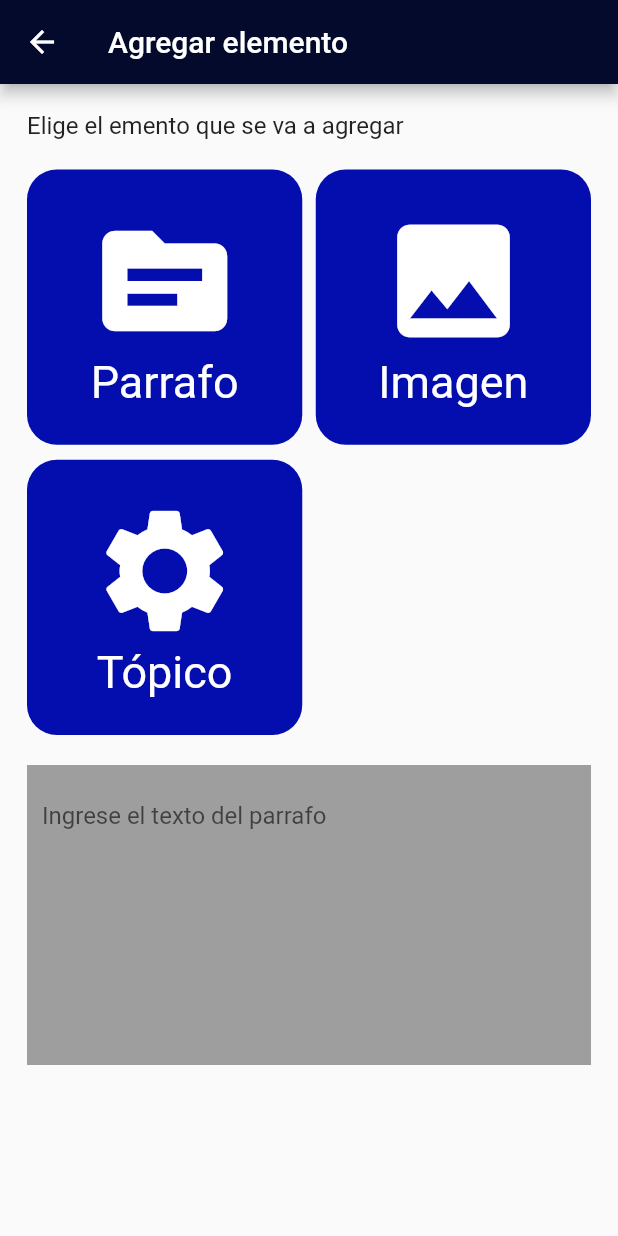
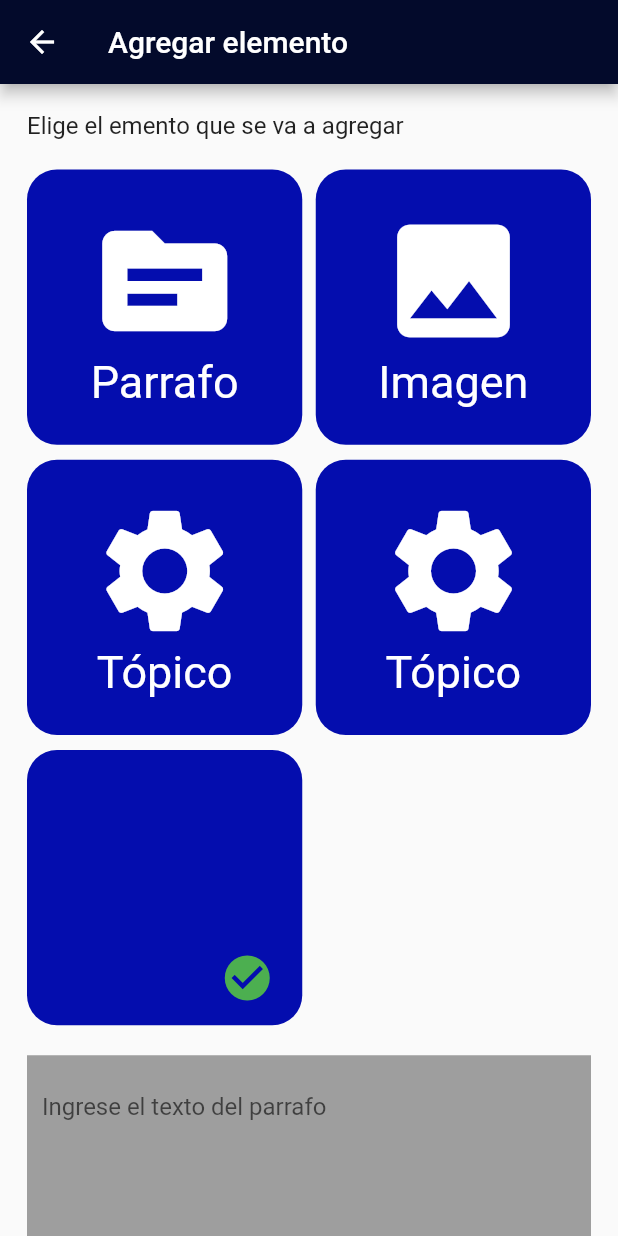
Before and after one commit to AlberthPerezM/BlogPaku, a Flutter app: the AgregarElementoPage screen opened directly, on a phone screen of 412 x 824 dp. Run offline on Flutter 3.47's test engine with Material 2 defaults, Android fonts, the phone set to English and light mode, and no system bars; our stand-ins replace bloc, cloud_firestore, firebase_core, flutter_bloc, freezed_annotation; accounts and stored records are empty.

Commit message:
Agregando cambios3

```diff
--- a/lib/AgregarElemento.dart
+++ b/lib/AgregarElemento.dart
@@ -19,8 +19,7 @@ class _AgregarElementoPageState extends State<AgregarElementoPage> {
           title: const Text("Agregar elemento"),
         ),
         body: ListView(
-                  padding: const EdgeInsets.all(8),
-
+          padding: const EdgeInsets.all(8),
           children: [
             Container(
                 padding: const EdgeInsets.fromLTRB(10, 10, 0, 10),
@@ -98,8 +97,51 @@ class _AgregarElementoPageState extends State<AgregarElementoPage> {
                     ),
                   ),
                 ),
+                InkWell(
+                  onTap: () {},
+                  child: Container(
+                    decoration: BoxDecoration(
+                      borderRadius: BorderRadius.circular(20),
+                      color: blue,
+                    ),
+                    child: Column(
+                      mainAxisAlignment: MainAxisAlignment.center,
+                      children: [
+                        Icon(Icons.settings, size: size, color: white),
+                        Text(
+                          "Tópico",
+                          style: TextStyle(color: white, fontSize: fontsize),
+                        ),
+
+                      ],
+                    ),
+                  ),
+                ),
+                InkWell(
+                  onTap: () {},
+                    child: Container(
+                    decoration: BoxDecoration(
+                      borderRadius: BorderRadius.circular(20),
+                      color: blue,
+                    ),
+                    child:Stack(
+                    children: const [
+                      Positioned.fill(
+                        top: 120,
+                        left: 110,
+                        child: Icon(
+                          Icons.check_circle,
+                          color: Colors.green,
+                          size: 36.0,
+                        ),
+                      ),
+                    ],
+                  ),
+
+                )),
               ],
             ),
+
             ListView(
                 shrinkWrap: true,
                 padding: const EdgeInsets.all(10.0),
```
